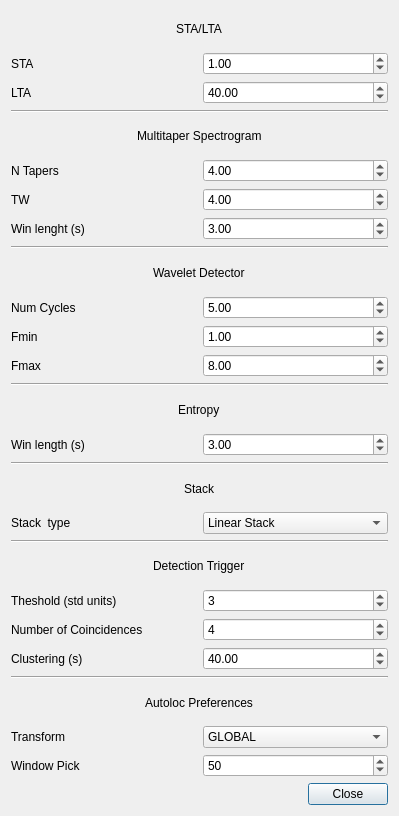
This is isp/resources/designer_uis/SettingsDialog.ui in ProjectISP/ISP as Qt 5 draws it before an edit. The edited form follows.
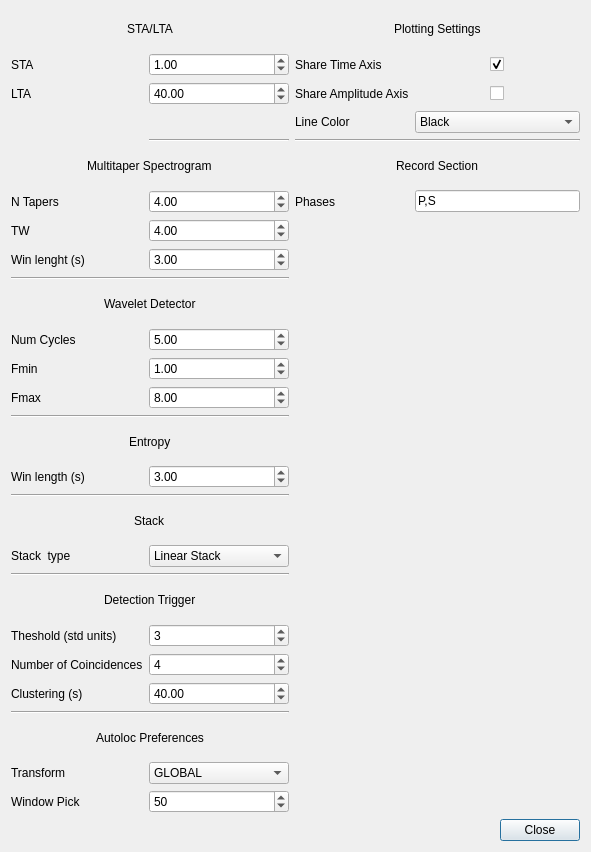
This is the edited form.

Commit message: Improved Plot Record Section and adding plotting parameters plus phases list

Diff of the .ui file:
```diff
--- a/isp/resources/designer_uis/SettingsDialog.ui
+++ b/isp/resources/designer_uis/SettingsDialog.ui
@@ -6,8 +6,8 @@
    <rect>
     <x>0</x>
     <y>0</y>
-    <width>399</width>
-    <height>816</height>
+    <width>591</width>
+    <height>852</height>
    </rect>
   </property>
   <property name="windowTitle">
@@ -16,58 +16,109 @@
   <layout class="QVBoxLayout" name="verticalLayout">
    <item>
     <layout class="QGridLayout" name="gridLayout_2">
+     <item row="14" column="0">
+      <widget class="QLabel" name="label_11">
+       <property name="text">
+        <string>Fmax</string>
+       </property>
+      </widget>
+     </item>
+     <item row="0" column="2" colspan="2" alignment="Qt::AlignHCenter">
+      <widget class="QLabel" name="label_23">
+       <property name="text">
+        <string>Plotting Settings</string>
+       </property>
+      </widget>
+     </item>
+     <item row="20" column="1">
+      <widget class="QComboBox" name="typestackCB">
+       <item>
+        <property name="text">
+         <string>Linear Stack</string>
+        </property>
+       </item>
+       <item>
+        <property name="text">
+         <string>Phase Weigth Stack</string>
+        </property>
+       </item>
+       <item>
+        <property name="text">
+         <string>root</string>
+        </property>
+       </item>
+      </widget>
+     </item>
+     <item row="2" column="3" alignment="Qt::AlignHCenter">
+      <widget class="QCheckBox" name="amplitudeaxisCB">
+       <property name="text">
+        <string/>
+       </property>
+      </widget>
+     </item>
+     <item row="7" column="1">
+      <widget class="QDoubleSpinBox" name="tapersDB">
+       <property name="value">
+        <double>4.000000000000000</double>
+       </property>
+      </widget>
+     </item>
+     <item row="11" column="0" colspan="2" alignment="Qt::AlignHCenter">
+      <widget class="QLabel" name="label_7">
+       <property name="text">
+        <string>Wavelet Detector</string>
+       </property>
+      </widget>
+     </item>
+     <item row="8" column="1">
+      <widget class="QDoubleSpinBox" name="twDB">
+       <property name="value">
+        <double>4.000000000000000</double>
+       </property>
+      </widget>
+     </item>
+     <item row="16" column="0" colspan="2" alignment="Qt::AlignHCenter">
+      <widget class="QLabel" name="label_12">
+       <property name="text">
+        <string>Entropy</string>
+       </property>
+      </widget>
+     </item>
+     <item row="4" column="2">
+      <widget class="QLabel" name="label_25">
+       <property name="text">
+        <string>Line Color</string>
+       </property>
+      </widget>
+     </item>
+     <item row="24" column="1">
+      <widget class="QSpinBox" name="ConcidencesSB">
+       <property name="minimum">
+        <number>3</number>
+       </property>
+       <property name="maximum">
+        <number>50</number>
+       </property>
+       <property name="value">
+        <number>4</number>
+       </property>
+      </widget>
+     </item>
+     <item row="25" column="0">
+      <widget class="QLabel" name="label_19">
+       <property name="text">
+        <string>Clustering (s)</string>
+       </property>
+      </widget>
+     </item>
+     <item row="1" column="2">
+      <widget class="QLabel" name="label_24">
+       <property name="text">
+        <string>Share Time Axis</string>
+       </property>
+      </widget>
+     </item>
      <item row="23" column="1">
-      <widget class="QDoubleSpinBox" name="ClusterSB">
-       <property name="maximum">
-        <double>10800.000000000000000</double>
-       </property>
-       <property name="value">
-        <double>40.000000000000000</double>
-       </property>
-      </widget>
-     </item>
-     <item row="1" column="1">
-      <widget class="QDoubleSpinBox" name="staDB">
-       <property name="value">
-        <double>1.000000000000000</double>
-       </property>
-      </widget>
-     </item>
-     <item row="27" column="1">
-      <widget class="QSpinBox" name="WindowPickSB">
-       <property name="minimum">
-        <number>5</number>
-       </property>
-       <property name="maximum">
-        <number>3600</number>
-       </property>
-       <property name="value">
-        <number>50</number>
-       </property>
-      </widget>
-     </item>
-     <item row="5" column="0">
-      <widget class="QLabel" name="label_8">
-       <property name="text">
-        <string>N Tapers</string>
-       </property>
-      </widget>
-     </item>
-     <item row="26" column="1">
-      <widget class="QComboBox" name="transformCB">
-       <item>
-        <property name="text">
-         <string>GLOBAL</string>
-        </property>
-       </item>
-       <item>
-        <property name="text">
-         <string>SIMPLE</string>
-        </property>
-       </item>
-      </widget>
-     </item>
-     <item row="21" column="1">
       <widget class="QSpinBox" name="ThresholdSB">
        <property name="minimum">
         <number>2</number>
@@ -80,58 +131,30 @@
        </property>
       </widget>
      </item>
-     <item row="17" column="0" colspan="2" alignment="Qt::AlignHCenter">
-      <widget class="QLabel" name="label_14">
+     <item row="8" column="0">
+      <widget class="QLabel" name="label_3">
        <property name="text">
-        <string>Stack</string>
+        <string>TW</string>
        </property>
       </widget>
      </item>
-     <item row="25" column="0" colspan="2" alignment="Qt::AlignHCenter">
-      <widget class="QLabel" name="label_20">
+     <item row="28" column="0">
+      <widget class="QLabel" name="label_21">
        <property name="text">
-        <string>Autoloc Preferences</string>
+        <string>Transform</string>
        </property>
       </widget>
      </item>
-     <item row="27" column="0">
-      <widget class="QLabel" name="label_22">
-       <property name="text">
-        <string>Window Pick</string>
-       </property>
-      </widget>
-     </item>
-     <item row="11" column="0">
-      <widget class="QLabel" name="label_10">
-       <property name="text">
-        <string>Fmin</string>
-       </property>
-      </widget>
-     </item>
-     <item row="22" column="1">
-      <widget class="QSpinBox" name="ConcidencesSB">
+     <item row="29" column="1">
+      <widget class="QSpinBox" name="WindowPickSB">
        <property name="minimum">
-        <number>3</number>
+        <number>5</number>
        </property>
        <property name="maximum">
+        <number>3600</number>
+       </property>
+       <property name="value">
         <number>50</number>
-       </property>
-       <property name="value">
-        <number>4</number>
-       </property>
-      </widget>
-     </item>
-     <item row="7" column="0">
-      <widget class="QLabel" name="label_4">
-       <property name="text">
-        <string>Win lenght (s)</string>
-       </property>
-      </widget>
-     </item>
-     <item row="12" column="1">
-      <widget class="QDoubleSpinBox" name="fmaxDB">
-       <property name="value">
-        <double>8.000000000000000</double>
        </property>
       </widget>
      </item>
@@ -142,125 +165,83 @@
        </property>
       </widget>
      </item>
-     <item row="14" column="0" colspan="2" alignment="Qt::AlignHCenter">
-      <widget class="QLabel" name="label_12">
+     <item row="6" column="0" colspan="2" alignment="Qt::AlignHCenter">
+      <widget class="QLabel" name="label_6">
        <property name="text">
-        <string>Entropy</string>
-       </property>
-      </widget>
-     </item>
-     <item row="13" column="0" colspan="2">
-      <widget class="Line" name="line_3">
-       <property name="orientation">
-        <enum>Qt::Horizontal</enum>
+        <string>Multitaper Spectrogram</string>
        </property>
       </widget>
      </item>
      <item row="23" column="0">
-      <widget class="QLabel" name="label_19">
-       <property name="text">
-        <string>Clustering (s)</string>
-       </property>
-      </widget>
-     </item>
-     <item row="22" column="0">
-      <widget class="QLabel" name="label_18">
-       <property name="text">
-        <string>Number of Coincidences</string>
-       </property>
-      </widget>
-     </item>
-     <item row="26" column="0">
-      <widget class="QLabel" name="label_21">
-       <property name="text">
-        <string>Transform</string>
-       </property>
-      </widget>
-     </item>
-     <item row="9" column="0" colspan="2" alignment="Qt::AlignHCenter">
-      <widget class="QLabel" name="label_7">
-       <property name="text">
-        <string>Wavelet Detector</string>
-       </property>
-      </widget>
-     </item>
-     <item row="0" column="0" colspan="2" alignment="Qt::AlignHCenter">
-      <widget class="QLabel" name="label_5">
-       <property name="text">
-        <string>STA/LTA</string>
-       </property>
-      </widget>
-     </item>
-     <item row="7" column="1">
-      <widget class="QDoubleSpinBox" name="winDB">
-       <property name="value">
-        <double>3.000000000000000</double>
-       </property>
-      </widget>
-     </item>
-     <item row="18" column="0">
-      <widget class="QLabel" name="label_15">
-       <property name="text">
-        <string>Stack  type</string>
-       </property>
-      </widget>
-     </item>
-     <item row="19" column="0" colspan="2">
-      <widget class="Line" name="line_5">
-       <property name="orientation">
-        <enum>Qt::Horizontal</enum>
-       </property>
-      </widget>
-     </item>
-     <item row="21" column="0">
       <widget class="QLabel" name="label_17">
        <property name="text">
         <string>Theshold (std units)</string>
        </property>
       </widget>
      </item>
-     <item row="16" column="0" colspan="2">
+     <item row="19" column="0" colspan="2" alignment="Qt::AlignHCenter">
+      <widget class="QLabel" name="label_14">
+       <property name="text">
+        <string>Stack</string>
+       </property>
+      </widget>
+     </item>
+     <item row="22" column="0" colspan="2" alignment="Qt::AlignHCenter">
+      <widget class="QLabel" name="label_16">
+       <property name="text">
+        <string>Detection Trigger</string>
+       </property>
+      </widget>
+     </item>
+     <item row="2" column="2">
+      <widget class="QLabel" name="label_26">
+       <property name="text">
+        <string>Share Amplitude Axis</string>
+       </property>
+      </widget>
+     </item>
+     <item row="18" column="0" colspan="2">
       <widget class="Line" name="line_4">
        <property name="orientation">
         <enum>Qt::Horizontal</enum>
        </property>
       </widget>
      </item>
-     <item row="4" column="0" colspan="2" alignment="Qt::AlignHCenter">
-      <widget class="QLabel" name="label_6">
-       <property name="text">
-        <string>Multitaper Spectrogram</string>
-       </property>
-      </widget>
-     </item>
-     <item row="3" column="0" colspan="2">
-      <widget class="Line" name="line">
-       <property name="orientation">
-        <enum>Qt::Horizontal</enum>
-       </property>
-      </widget>
-     </item>
-     <item row="5" column="1">
-      <widget class="QDoubleSpinBox" name="tapersDB">
-       <property name="value">
-        <double>4.000000000000000</double>
-       </property>
-      </widget>
-     </item>
-     <item row="8" column="0" colspan="2">
-      <widget class="Line" name="line_2">
-       <property name="orientation">
-        <enum>Qt::Horizontal</enum>
-       </property>
-      </widget>
-     </item>
-     <item row="11" column="1">
-      <widget class="QDoubleSpinBox" name="fminDB">
+     <item row="1" column="1">
+      <widget class="QDoubleSpinBox" name="staDB">
        <property name="value">
         <double>1.000000000000000</double>
        </property>
       </widget>
      </item>
+     <item row="0" column="0" colspan="2" alignment="Qt::AlignHCenter">
+      <widget class="QLabel" name="label_5">
+       <property name="text">
+        <string>STA/LTA</string>
+       </property>
+      </widget>
+     </item>
+     <item row="28" column="1">
+      <widget class="QComboBox" name="transformCB">
+       <item>
+        <property name="text">
+         <string>GLOBAL</string>
+        </property>
+       </item>
+       <item>
+        <property name="text">
+         <string>SIMPLE</string>
+        </property>
+       </item>
+      </widget>
+     </item>
+     <item row="26" column="0" colspan="2">
+      <widget class="Line" name="line_6">
+       <property name="orientation">
+        <enum>Qt::Horizontal</enum>
+       </property>
+      </widget>
+     </item>
      <item row="2" column="0">
       <widget class="QLabel" name="label_2">
        <property name="text">
@@ -268,64 +249,88 @@
        </property>
       </widget>
      </item>
-     <item row="15" column="1">
+     <item row="9" column="0">
+      <widget class="QLabel" name="label_4">
+       <property name="text">
+        <string>Win lenght (s)</string>
+       </property>
+      </widget>
+     </item>
+     <item row="29" column="0">
+      <widget class="QLabel" name="label_22">
+       <property name="text">
+        <string>Window Pick</string>
+       </property>
+      </widget>
+     </item>
+     <item row="17" column="1">
       <widget class="QDoubleSpinBox" name="win_entropyDB">
        <property name="value">
         <double>3.000000000000000</double>
        </property>
       </widget>
      </item>
-     <item row="6" column="0">
-      <widget class="QLabel" name="label_3">
+     <item row="25" column="1">
+      <widget class="QDoubleSpinBox" name="ClusterSB">
+       <property name="maximum">
+        <double>10800.000000000000000</double>
+       </property>
+       <property name="value">
+        <double>40.000000000000000</double>
+       </property>
+      </widget>
+     </item>
+     <item row="9" column="1">
+      <widget class="QDoubleSpinBox" name="winDB">
+       <property name="value">
+        <double>3.000000000000000</double>
+       </property>
+      </widget>
+     </item>
+     <item row="4" column="3">
+      <widget class="QComboBox" name="colorCB">
+       <item>
+        <property name="text">
+         <string>Black</string>
+        </property>
+       </item>
+       <item>
+        <property name="text">
+         <string>Blue</string>
+        </property>
+       </item>
+       <item>
+        <property name="text">
+         <string>Orange</string>
+        </property>
+       </item>
+      </widget>
+     </item>
+     <item row="27" column="0" colspan="2" alignment="Qt::AlignHCenter">
+      <widget class="QLabel" name="label_20">
        <property name="text">
-        <string>TW</string>
+        <string>Autoloc Preferences</string>
        </property>
       </widget>
      </item>
-     <item row="10" column="1">
+     <item row="12" column="1">
       <widget class="QDoubleSpinBox" name="ncyclesDB">
        <property name="value">
         <double>5.000000000000000</double>
        </property>
       </widget>
      </item>
-     <item row="10" column="0">
-      <widget class="QLabel" name="label_9">
-       <property name="text">
-        <string>Num Cycles</string>
-       </property>
-      </widget>
-     </item>
-     <item row="6" column="1">
-      <widget class="QDoubleSpinBox" name="twDB">
+     <item row="14" column="1">
+      <widget class="QDoubleSpinBox" name="fmaxDB">
        <property name="value">
-        <double>4.000000000000000</double>
+        <double>8.000000000000000</double>
        </property>
       </widget>
      </item>
-     <item row="18" column="1">
-      <widget class="QComboBox" name="typestackCB">
-       <item>
-        <property name="text">
-         <string>Linear Stack</string>
-        </property>
-       </item>
-       <item>
-        <property name="text">
-         <string>Phase Weigth Stack</string>
-        </property>
-       </item>
-       <item>
-        <property name="text">
-         <string>root</string>
-        </property>
-       </item>
-      </widget>
-     </item>
-     <item row="12" column="0">
-      <widget class="QLabel" name="label_11">
+     <item row="13" column="0">
+      <widget class="QLabel" name="label_10">
        <property name="text">
-        <string>Fmax</string>
+        <string>Fmin</string>
        </property>
       </widget>
      </item>
@@ -336,27 +341,114 @@
        </property>
       </widget>
      </item>
-     <item row="15" column="0">
+     <item row="15" column="0" colspan="2">
+      <widget class="Line" name="line_3">
+       <property name="orientation">
+        <enum>Qt::Horizontal</enum>
+       </property>
+      </widget>
+     </item>
+     <item row="13" column="1">
+      <widget class="QDoubleSpinBox" name="fminDB">
+       <property name="value">
+        <double>1.000000000000000</double>
+       </property>
+      </widget>
+     </item>
+     <item row="1" column="3" alignment="Qt::AlignHCenter">
+      <widget class="QCheckBox" name="timeaxisCB">
+       <property name="text">
+        <string/>
+       </property>
+       <property name="checked">
+        <bool>true</bool>
+       </property>
+      </widget>
+     </item>
+     <item row="20" column="0">
+      <widget class="QLabel" name="label_15">
+       <property name="text">
+        <string>Stack  type</string>
+       </property>
+      </widget>
+     </item>
+     <item row="12" column="0">
+      <widget class="QLabel" name="label_9">
+       <property name="text">
+        <string>Num Cycles</string>
+       </property>
+      </widget>
+     </item>
+     <item row="21" column="0" colspan="2">
+      <widget class="Line" name="line_5">
+       <property name="orientation">
+        <enum>Qt::Horizontal</enum>
+       </property>
+      </widget>
+     </item>
+     <item row="10" column="0" colspan="2">
+      <widget class="Line" name="line_2">
+       <property name="orientation">
+        <enum>Qt::Horizontal</enum>
+       </property>
+      </widget>
+     </item>
+     <item row="24" column="0">
+      <widget class="QLabel" name="label_18">
+       <property name="text">
+        <string>Number of Coincidences</string>
+       </property>
+      </widget>
+     </item>
+     <item row="7" column="0">
+      <widget class="QLabel" name="label_8">
+       <property name="text">
+        <string>N Tapers</string>
+       </property>
+      </widget>
+     </item>
+     <item row="17" column="0">
       <widget class="QLabel" name="label_13">
        <property name="text">
         <string>Win length (s)</string>
        </property>
       </widget>
      </item>
-     <item row="20" column="0" colspan="2" alignment="Qt::AlignHCenter">
-      <widget class="QLabel" name="label_16">
-       <property name="text">
-        <string>Detection Trigger</string>
+     <item row="5" column="2" colspan="2">
+      <widget class="Line" name="line_7">
+       <property name="orientation">
+        <enum>Qt::Horizontal</enum>
        </property>
       </widget>
      </item>
-     <item row="24" column="0" colspan="2">
-      <widget class="Line" name="line_6">
+     <item row="5" column="1">
+      <widget class="Line" name="line">
        <property name="orientation">
         <enum>Qt::Horizontal</enum>
        </property>
       </widget>
      </item>
+     <item row="6" column="2" colspan="2" alignment="Qt::AlignHCenter">
+      <widget class="QLabel" name="label_27">
+       <property name="text">
+        <string>Record Section</string>
+       </property>
+      </widget>
+     </item>
+     <item row="7" column="2">
+      <widget class="QLabel" name="label_28">
+       <property name="text">
+        <string>Phases</string>
+       </property>
+      </widget>
+     </item>
+     <item row="7" column="3">
+      <widget class="QLineEdit" name="phasesLE">
+       <property name="text">
+        <string>P,S</string>
+       </property>
+      </widget>
+     </item>
     </layout>
    </item>
    <item>
```
The commit also changes 6 other files.
